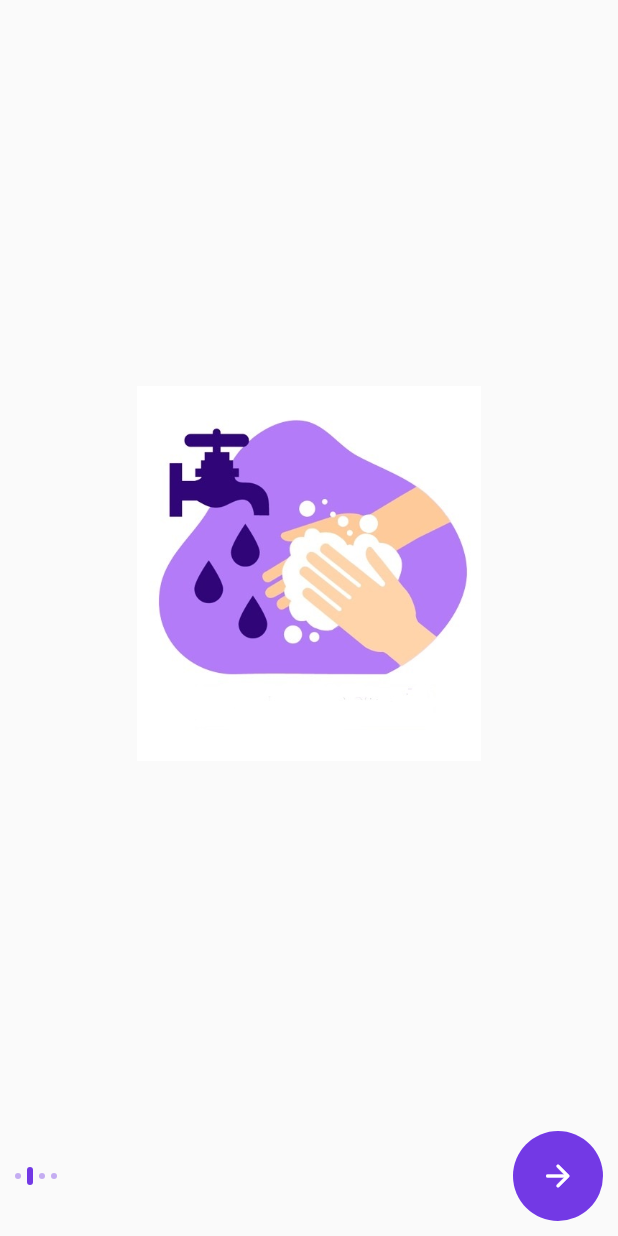
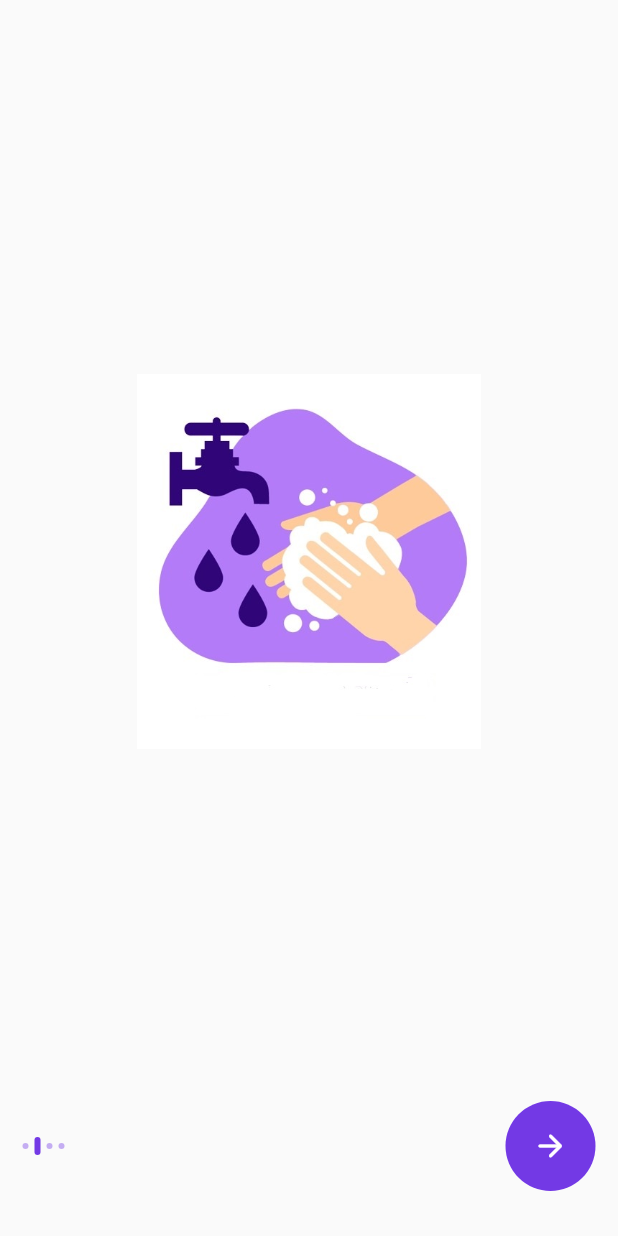
Before and after one commit to ariefbudiman26/selfscreening, a Flutter app: the screen it shows after launch, after a tap on the "arrow forward" icon, on a phone screen of 412 x 824 dp. Run offline on Flutter 3.47's test engine with Material 2 defaults, Android fonts, the phone set to English and light mode, and no system bars; our stand-ins replace google_fonts.

Commit message:
edit splash page and landing page

```diff
--- a/lib/ui/pages/landing_page.dart
+++ b/lib/ui/pages/landing_page.dart
@@ -29,7 +29,8 @@ class _LandingPageState extends State<LandingPage> {
     return Scaffold(
       body: SafeArea(
         child: Padding(
-          padding: const EdgeInsets.all(10.0),
+          padding:
+              const EdgeInsets.only(left: 15, top: 15, right: 15, bottom: 30),
           child: Column(
             children: [
               Expanded(
@@ -57,30 +58,12 @@ class _LandingPageState extends State<LandingPage> {
                             ),
                           )),
                   const Spacer(),
-                  // SizedBox(
-                  //   width: 60,
-                  //   height: 60,
-                  //   child: ElevatedButton(
-                  //     onPressed: () {
-                  //       _pageIndex == (data.length - 1)
-                  //           ? Navigator.pushNamed(context, '/sign-in-page')
-                  //           : _pageController.nextPage(
-                  //               duration: const Duration(milliseconds: 300),
-                  //               curve: Curves.ease);
-                  //     },
-                  //     style: ElevatedButton.styleFrom(
-                  //         shape: CircleBorder(), primary: purpleButtonColor),
-                  //     child: _pageIndex == (data.length - 1)
-                  //         ? Text("Get Started")
-                  //         : const Icon(Icons.arrow_forward_rounded),
-                  //   ),
-                  // ),
                   InkWell(
                     onTap: () {
                       _pageIndex == (data.length - 1)
                           ? Navigator.pushNamed(context, '/sign-in-page')
                           : _pageController.nextPage(
-                              duration: const Duration(milliseconds: 300),
+                              duration: const Duration(milliseconds: 800),
                               curve: Curves.ease);
                     },
                     child: AnimatedContainer(
@@ -102,9 +85,6 @@ class _LandingPageState extends State<LandingPage> {
                               color: Colors.white,
                             ),
                     ),
-                  ),
-                  SizedBox(
-                    height: 50,
                   ),
                 ],
               ),
--- a/lib/ui/pages/splash_page.dart
+++ b/lib/ui/pages/splash_page.dart
@@ -23,28 +23,19 @@ class _SplashPageState extends State<SplashPage> {
   @override
   Widget build(BuildContext context) {
     return Scaffold(
-      backgroundColor: splashColor,
-      body: Center(
-          child: Column(
-        mainAxisAlignment: MainAxisAlignment.center,
+      body: Stack(
         children: [
           Container(
-            width: 100,
-            height: 100,
-            margin: EdgeInsets.only(bottom: 50),
+            width: double.infinity,
+            height: double.infinity,
             decoration: BoxDecoration(
               image: DecorationImage(
-                image: AssetImage('assets/images/check.jpg'),
+                image: AssetImage('assets/images/splash.jpg'),
               ),
             ),
-          ),
-          // Text(
-          //   'SELF SCREENING',
-          //   style: whiteTextStyle.copyWith(
-          //       fontSize: 16, fontWeight: medium, letterSpacing: 12),
-          // ),
+          )
         ],
-      )),
+      ),
     );
   }
 }
```
Also changed, not shown: assets/images/splash.jpg (added).
